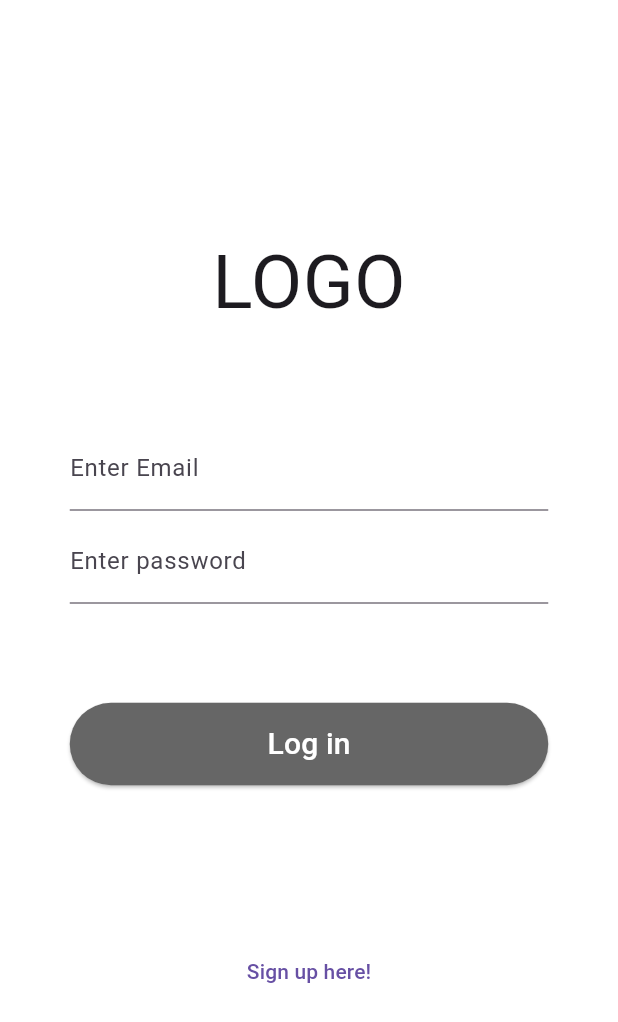
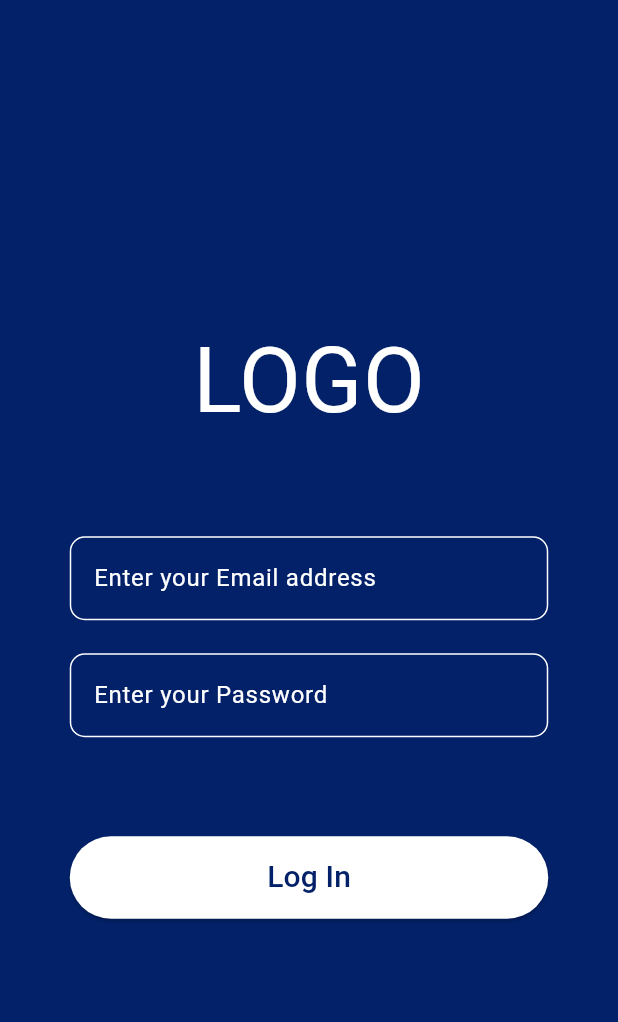
Before and after one commit to Journimal/Journimal-Client, a Flutter app: the screen it shows after launch, after a tap on "Sign up", on a phone screen of 412 x 824 dp. Shown: the top 1022 px of the screen. Run offline on Flutter 3.47's test engine with Material 3 defaults, Android fonts, the phone set to English and light mode, and no system bars.

Commit message:
design: log in 디자인 변경

```diff
--- a/lib/screen/login.dart
+++ b/lib/screen/login.dart
@@ -1,7 +1,6 @@
 // lib/screens/first_screen.dart
 import 'package:flutter/material.dart';
 import 'package:journimal_client/screen/register_date.dart';
-import 'package:journimal_client/screen/signup.dart';
 
 class LoginScreen extends StatelessWidget {
   const LoginScreen({super.key});
@@ -9,7 +8,7 @@ class LoginScreen extends StatelessWidget {
   @override
   Widget build(BuildContext context) {
     return Scaffold(
-      backgroundColor: Colors.white,
+      backgroundColor: Color(0xff022169),
       appBar: PreferredSize(
         preferredSize: Size.fromHeight(0),
         child: AppBar(),
@@ -21,7 +20,8 @@ class LoginScreen extends StatelessWidget {
             Text(
               'LOGO',
               style: TextStyle(
-                fontSize: 50,
+                fontSize: 60,
+                color: Colors.white,
               ),
             ),
             SizedBox(
@@ -32,16 +32,57 @@ class LoginScreen extends StatelessWidget {
               height: 62,
               child: TextField(
                 decoration: InputDecoration(
-                  labelText: 'Enter Email',
+                  enabledBorder: OutlineInputBorder(
+                    borderRadius: BorderRadius.circular(10),
+                    borderSide: BorderSide(
+                      color: Colors.white,
+                      width: 1.0,
+                    ),
+                  ),
+                  focusedBorder: OutlineInputBorder(
+                    borderRadius: BorderRadius.circular(10),
+                    borderSide: BorderSide(
+                      color: Colors.white,
+                      width: 1.0,
+                    ),
+                  ),
+                  hintText: 'Enter your Email address',
+                  hintStyle: TextStyle(
+                    color: Colors.white,
+                  ),
+                  border: OutlineInputBorder(),
                 ),
                 keyboardType: TextInputType.emailAddress,
               ),
             ),
             SizedBox(
+              height: 16,
+            ),
+            SizedBox(
               width: 319,
               height: 62,
               child: TextField(
-                decoration: InputDecoration(labelText: 'Enter password'),
+                decoration: InputDecoration(
+                  enabledBorder: OutlineInputBorder(
+                    borderRadius: BorderRadius.circular(10),
+                    borderSide: BorderSide(
+                      color: Colors.white,
+                      width: 1.0,
+                    ),
+                  ),
+                  focusedBorder: OutlineInputBorder(
+                    borderRadius: BorderRadius.circular(10),
+                    borderSide: BorderSide(
+                      color: Colors.white,
+                      width: 1.0,
+                    ),
+                  ),
+                  hintText: 'Enter your Password',
+                  hintStyle: TextStyle(
+                    color: Colors.white,
+                  ),
+                  border: OutlineInputBorder(),
+                ),
                 keyboardType: TextInputType.text,
                 obscureText: true, // 비밀번호 안보이게
               ),
@@ -57,32 +98,20 @@ class LoginScreen extends StatelessWidget {
                   Navigator.push(
                     context,
                     MaterialPageRoute(
-                        builder: (context) => const SignupScreen()),
+                        builder: (context) => const RegisterDateScreen()),
                   );
                 },
                 style: ElevatedButton.styleFrom(
-                  backgroundColor: Color(0xff666666),
+                  backgroundColor: Colors.white,
                 ),
                 child: Text(
-                  'Log in',
+                  'Log In',
                   style: TextStyle(
-                    color: Colors.white,
+                    color: Color(0xff022169),
                     fontSize: 20,
                   ),
                 ),
               ),
-            ),
-            SizedBox(
-              height: 100,
-            ),
-            TextButton(
-              onPressed: () {
-                Navigator.push(
-                  context,
-                  MaterialPageRoute(builder: (context) => RegisterDateScreen()),
-                );
-              },
-              child: Text('Sign up here!'),
             ),
           ],
         ),
--- a/lib/screen/register_date.dart
+++ b/lib/screen/register_date.dart
@@ -1,5 +1,4 @@
 import 'package:flutter/material.dart';
-import 'package:journimal_client/screen/register_date.dart';
 
 class RegisterDateScreen extends StatelessWidget {
   const RegisterDateScreen({super.key});
--- a/lib/screen/signup.dart
+++ b/lib/screen/signup.dart
@@ -62,32 +62,7 @@ class SignupScreen extends StatelessWidget {
               ),
             ),
             SizedBox(
-              width: 319,
-              height: 62,
-              child: TextField(
-                decoration: InputDecoration(
-                  enabledBorder: OutlineInputBorder(
-                    borderRadius: BorderRadius.circular(10),
-                    borderSide: BorderSide(
-                      color: Colors.white,
-                      width: 1.0,
-                    ),
-                  ),
-                  focusedBorder: OutlineInputBorder(
-                    borderRadius: BorderRadius.circular(10),
-                    borderSide: BorderSide(
-                      color: Colors.white,
-                      width: 1.0,
-                    ),
-                  ),
-                  hintText: 'Enter Email address',
-                  hintStyle: TextStyle(
-                    color: Colors.white,
-                  ),
-                  border: OutlineInputBorder(),
-                ),
-                keyboardType: TextInputType.emailAddress,
-              ),
+              height: 16,
             ),
             SizedBox(
               width: 319,
@@ -108,7 +83,38 @@ class SignupScreen extends StatelessWidget {
                       width: 1.0,
                     ),
                   ),
-                  hintText: 'Password',
+                  hintText: 'Enter your Email address',
+                  hintStyle: TextStyle(
+                    color: Colors.white,
+                  ),
+                  border: OutlineInputBorder(),
+                ),
+                keyboardType: TextInputType.emailAddress,
+              ),
+            ),
+            SizedBox(
+              height: 16,
+            ),
+            SizedBox(
+              width: 319,
+              height: 62,
+              child: TextField(
+                decoration: InputDecoration(
+                  enabledBorder: OutlineInputBorder(
+                    borderRadius: BorderRadius.circular(10),
+                    borderSide: BorderSide(
+                      color: Colors.white,
+                      width: 1.0,
+                    ),
+                  ),
+                  focusedBorder: OutlineInputBorder(
+                    borderRadius: BorderRadius.circular(10),
+                    borderSide: BorderSide(
+                      color: Colors.white,
+                      width: 1.0,
+                    ),
+                  ),
+                  hintText: 'Enter your Password',
                   hintStyle: TextStyle(
                     color: Colors.white,
                   ),
@@ -167,7 +173,7 @@ class SignupScreen extends StatelessWidget {
                     backgroundColor: Color(0xffffffff),
                     minimumSize: const Size(48, 20),
                     shape: RoundedRectangleBorder(
-                      borderRadius: BorderRadius.circular(5),
+                      borderRadius: BorderRadius.circular(8),
                     ),
                   ),
                   child: Text(
```
